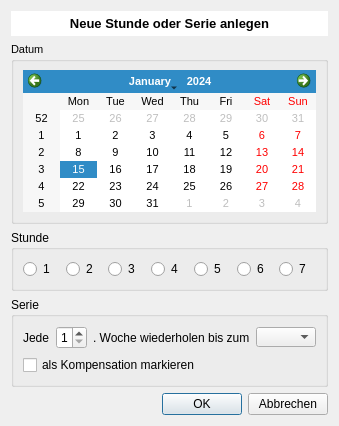
Qt form NeueStunde2.ui (pyphil/Kursbuch) before a commit.
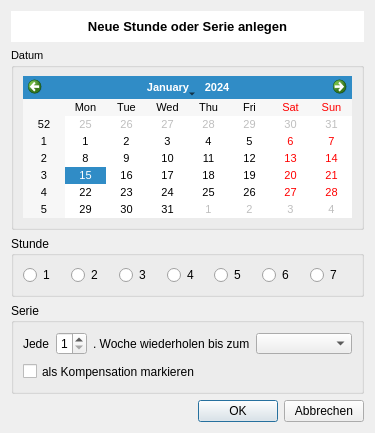
The same form after that commit. Icons and pictures are not drawn.

The edit to the form file:
```diff
--- a/NeueStunde2.ui
+++ b/NeueStunde2.ui
@@ -9,8 +9,8 @@
    <rect>
     <x>0</x>
     <y>0</y>
-    <width>339</width>
-    <height>417</height>
+    <width>375</width>
+    <height>433</height>
    </rect>
   </property>
   <property name="windowTitle">
@@ -26,7 +26,7 @@
      <property name="minimumSize">
       <size>
        <width>0</width>
-       <height>25</height>
+       <height>31</height>
       </size>
      </property>
      <property name="maximumSize">
@@ -195,7 +195,7 @@
             <property name="minimumSize">
              <size>
               <width>51</width>
-              <height>0</height>
+              <height>21</height>
              </size>
             </property>
             <property name="maximumSize">
@@ -242,7 +242,7 @@
      </property>
      <property name="sizeHint" stdset="0">
       <size>
-       <width>154</width>
+       <width>141</width>
        <height>20</height>
       </size>
      </property>
```
